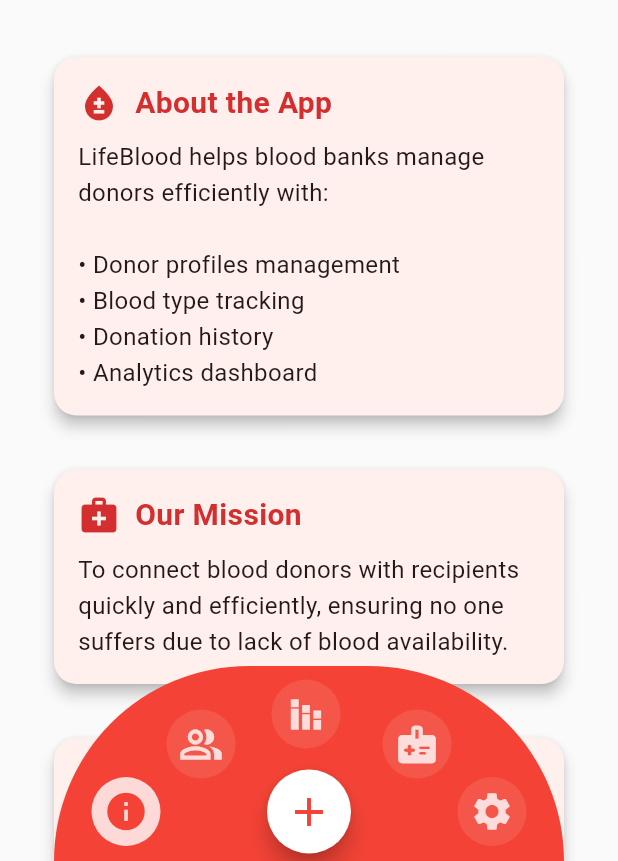
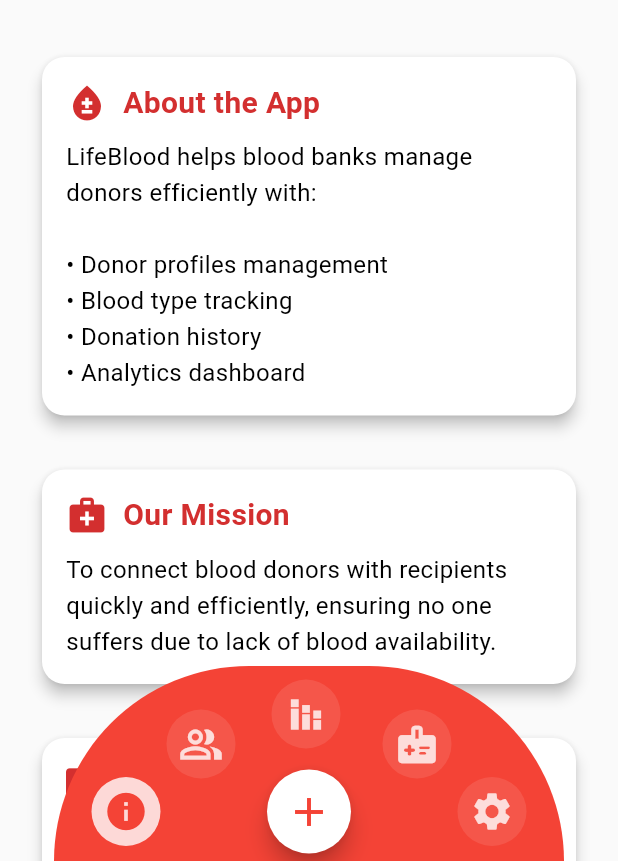
Before and after one commit to Ehsan2022/blood-tracker, a Flutter app: the screen it shows after launch, after a tap on the "info" icon, on a phone screen of 412 x 824 dp, the part 375-1236 px from its top. Run offline on Flutter 3.47's test engine with Material 3 defaults, Android fonts, the phone set to English and light mode, and no system bars; our stand-ins replace device_preview, liquid_pull_to_refresh, share_plus, shared_preferences; generated files the repository leaves out were written again; network calls fail.

Commit message:
pages updatedted and dark mode added

```diff
--- a/front/lib/app_theme.dart
+++ b/front/lib/app_theme.dart
@@ -1,12 +1,14 @@
 import 'package:flutter/material.dart';
 
-final appTheme = ThemeData(
-  colorScheme: ColorScheme.fromSeed(
-    seedColor: Colors.red,
+final ThemeData lightTheme = ThemeData(
+  colorScheme: ColorScheme.light(
     primary: Colors.red.shade700,
     secondary: Colors.red.shade400,
+    background: Colors.grey.shade50,
   ),
   useMaterial3: true,
+  brightness: Brightness.light,
+  scaffoldBackgroundColor: Colors.grey.shade50,
   appBarTheme: AppBarTheme(
     centerTitle: true,
     elevation: 0,
@@ -19,6 +21,7 @@ final appTheme = ThemeData(
   ),
   cardTheme: CardTheme(
     elevation: 2,
+    color: Colors.white,
     shape: RoundedRectangleBorder(
       borderRadius: BorderRadius.circular(12),
     ),
@@ -33,51 +36,50 @@ final appTheme = ThemeData(
     fillColor: Colors.grey.withOpacity(0.1),
     contentPadding: const EdgeInsets.symmetric(horizontal: 16, vertical: 14),
   ),
+  dividerTheme: DividerThemeData(
+    color: Colors.grey.shade300,
+    thickness: 1,
+  ),
 );
 
-// Text styles
-class AppTextStyles {
-  static const headlineLarge = TextStyle(
-    fontSize: 28,
+final ThemeData darkTheme = ThemeData(
+  colorScheme: ColorScheme.dark(
+    primary: Colors.red.shade700,
+    secondary: Colors.red.shade400,
+    background: Colors.grey.shade900,
+  ),
+  useMaterial3: true,
+  brightness: Brightness.dark,
+  scaffoldBackgroundColor: Colors.grey.shade900,
+  appBarTheme: AppBarTheme(
+    centerTitle: true,
+    elevation: 0,
+    titleTextStyle: TextStyle(
+      fontSize: 20,
       fontWeight: FontWeight.bold,
-    color: Colors.black87,
-  );
-
-  static const headlineMedium = TextStyle(
-    fontSize: 22,
-    fontWeight: FontWeight.w600,
-    color: Colors.black87,
-  );
-
-  static const bodyLarge = TextStyle(
-    fontSize: 16,
-    color: Colors.black87,
-  );
-
-  static const bodyMedium = TextStyle(
-    fontSize: 14,
-    color: Colors.black54,
-  );
-}
-
-// Custom card widget
-class ModernCard extends StatelessWidget {
-  final Widget child;
-  final EdgeInsets? padding;
-
-  const ModernCard({super.key, required this.child, this.padding});
-
-  @override
-  Widget build(BuildContext context) {
-    return Card(
+      color: Colors.grey.shade50,
+    ),
+    iconTheme: IconThemeData(color: Colors.grey.shade50),
+  ),
+  cardTheme: CardTheme(
     elevation: 2,
+    color: Colors.grey.shade800,
     shape: RoundedRectangleBorder(
       borderRadius: BorderRadius.circular(12),
     ),
-      child: Padding(
-        padding: padding ?? const EdgeInsets.all(16),
-        child: child,
+    margin: const EdgeInsets.all(8),
+  ),
+  inputDecorationTheme: InputDecorationTheme(
+    border: OutlineInputBorder(
+      borderRadius: BorderRadius.circular(8),
+      borderSide: BorderSide.none,
+    ),
+    filled: true,
+    fillColor: Colors.grey.withOpacity(0.2),
+    contentPadding: const EdgeInsets.symmetric(horizontal: 16, vertical: 14),
+  ),
+  dividerTheme: DividerThemeData(
+    color: Colors.grey.shade700,
+    thickness: 1,
   ),
 );
-  }
-}
--- a/front/lib/main.dart
+++ b/front/lib/main.dart
@@ -1,6 +1,6 @@
+import 'package:flutter/material.dart';
 import 'package:device_preview/device_preview.dart';
 import 'package:flutter/foundation.dart';
-import 'package:flutter/material.dart';
 import 'package:flutter_localizations/flutter_localizations.dart';
 import 'package:life_blood_donor/locale_provider.dart';
 import 'package:life_blood_donor/screens/about.dart';
@@ -9,6 +9,7 @@ import 'package:life_blood_donor/screens/donor_info.dart';
 import 'package:life_blood_donor/screens/donor_list.dart';
 import 'package:life_blood_donor/screens/settings.dart';
 import 'package:life_blood_donor/screens/stats.dart';
+import 'package:life_blood_donor/theme_provider.dart';
 import 'package:flutter_gen/gen_l10n/app_localizations.dart';
 import 'package:provider/provider.dart';
 import 'app_theme.dart';
@@ -17,13 +18,20 @@ void main() async {
   WidgetsFlutterBinding.ensureInitialized();
 
   final localeProvider = LocaleProvider();
-  await localeProvider.loadLocale();
+  final themeProvider = ThemeProvider();
+  await Future.wait([
+    localeProvider.loadLocale(),
+    themeProvider.loadTheme(),
+  ]);
 
   runApp(
     DevicePreview(
       enabled: !kReleaseMode,
-      builder: (context) => ChangeNotifierProvider(
-        create: (context) => localeProvider,
+      builder: (context) => MultiProvider(
+        providers: [
+          ChangeNotifierProvider(create: (_) => localeProvider),
+          ChangeNotifierProvider(create: (_) => themeProvider),
+        ],
         child: const LifeBloodApp(),
       ),
     ),
@@ -34,13 +42,14 @@ class LifeBloodApp extends StatelessWidget {
   const LifeBloodApp({super.key});
 
   @override
- Widget build(BuildContext context) {
-    return Consumer<LocaleProvider>(
-      builder: (context, localeProvider, child) {
+  Widget build(BuildContext context) {
+    return Consumer2<LocaleProvider, ThemeProvider>(
+      builder: (context, localeProvider, themeProvider, child) {
         return MaterialApp(
-          // locale: DevicePreview.locale(context) ?? localeProvider.locale,
-          // locale: Locale('fa'),
           locale: localeProvider.locale,
+          theme: lightTheme,
+          darkTheme: darkTheme,
+          themeMode: themeProvider.themeMode,
           localizationsDelegates: const [
             AppLocalizations.delegate,
             GlobalMaterialLocalizations.delegate,
@@ -48,17 +57,7 @@ class LifeBloodApp extends StatelessWidget {
             GlobalCupertinoLocalizations.delegate,
           ],
           supportedLocales: AppLocalizations.supportedLocales,
-
           title: 'LifeBlood',
-          theme: appTheme.copyWith(
-            cardTheme: appTheme.cardTheme.copyWith(
-              elevation: 4,
-              margin: const EdgeInsets.symmetric(horizontal: 16, vertical: 8),
-              shape: RoundedRectangleBorder(
-                borderRadius: BorderRadius.circular(16),
-              ),
-            ),
-          ),
           debugShowCheckedModeBanner: false,
           home: const MainNavigationWrapper(),
         );
--- a/front/lib/screens/about.dart
+++ b/front/lib/screens/about.dart
@@ -29,7 +29,7 @@ class AboutScreen extends StatelessWidget {
               tag: 'app-logo',
               child: CircleAvatar(
                 radius: 60,
-                backgroundColor: Colors.red.shade50,
+                backgroundColor: Theme.of(context).colorScheme.primary.withOpacity(0.1),
                 child: const Icon(Icons.bloodtype, size: 60, color: Colors.red),
               ),
             ),
--- a/front/lib/screens/donor_info.dart
+++ b/front/lib/screens/donor_info.dart
@@ -29,7 +29,7 @@ class DonorInfoScreen extends StatelessWidget {
               tag: 'donor-info-icon',
               child: CircleAvatar(
                 radius: 60,
-                backgroundColor: Colors.red.shade50,
+                backgroundColor: Theme.of(context).colorScheme.primary.withOpacity(0.1),
                 child: const Icon(Icons.health_and_safety, size: 60, color: Colors.red),
               ),
             ),
--- a/front/lib/screens/settings.dart
+++ b/front/lib/screens/settings.dart
@@ -1,27 +1,22 @@
 import 'package:flutter/material.dart';
 import 'package:flutter/services.dart';
 import 'package:life_blood_donor/locale_provider.dart';
+import 'package:life_blood_donor/theme_provider.dart';
 import 'package:flutter_gen/gen_l10n/app_localizations.dart';
 import 'package:provider/provider.dart';
-import 'package:share_plus/share_plus.dart' show Share;
-class SettingsScreen extends StatefulWidget {
+import 'package:share_plus/share_plus.dart';
+
+class SettingsScreen extends StatelessWidget {
   const SettingsScreen({super.key});
 
   @override
-  State<SettingsScreen> createState() => _SettingsScreenState();
-}
-
-class _SettingsScreenState extends State<SettingsScreen> {
-  bool _isDarkMode = false;
-
-  @override
   Widget build(BuildContext context) {
-    final localeProvider = Provider.of<LocaleProvider>(context, listen: true);
+    final themeProvider = Provider.of<ThemeProvider>(context, listen: false);
+    final localeProvider = Provider.of<LocaleProvider>(context);
     final localizations = AppLocalizations.of(context)!;
     final isEnglish = localeProvider.locale.languageCode == 'en';
 
     return Scaffold(
-      backgroundColor: Colors.grey.shade50,
       appBar: AppBar(
         title: Text(localizations.settings),
         flexibleSpace: Container(
@@ -37,18 +32,17 @@ class _SettingsScreenState extends State<SettingsScreen> {
       body: SingleChildScrollView(
         child: Column(
           children: [
-            // Added Hero icon section
             Padding(
-              padding: const EdgeInsets.only(top: 20),
+              padding: const EdgeInsets.only(top: 20.0),
               child: Hero(
                 tag: 'settings-icon',
                 child: CircleAvatar(
                   radius: 60,
-                  backgroundColor: Colors.red.shade50,
+                  backgroundColor: Theme.of(context).colorScheme.primary.withOpacity(0.1),
                   child: Icon(
                     Icons.settings,
                     size: 60,
-                    color: Colors.red,
+                    color: Theme.of(context).colorScheme.primary,
                   ),
                 ),
               ),
@@ -56,10 +50,9 @@ class _SettingsScreenState extends State<SettingsScreen> {
             const SizedBox(height: 20),
             Text(
               localizations.settings,
-              style: TextStyle(
-                fontSize: 24,
+              style: Theme.of(context).textTheme.headlineSmall?.copyWith(
+                color: Theme.of(context).colorScheme.primary,
                 fontWeight: FontWeight.bold,
-                color: Colors.red.shade700,
               ),
             ),
             const SizedBox(height: 30),
@@ -68,22 +61,28 @@ class _SettingsScreenState extends State<SettingsScreen> {
               child: Column(
                 children: [
                   _buildSettingItem(
+                    context,
                     icon: Icons.share,
                     title: localizations.shareApp,
                     onTap: () => _shareApp(context),
                   ),
-                  _buildDivider(),
+                  _buildDivider(context),
                   _buildSettingItem(
+                    context,
                     icon: Icons.brightness_6,
                     title: localizations.darkMode,
                     trailing: Switch(
-                      value: _isDarkMode,
-                      onChanged: (value) => setState(() => _isDarkMode = value),
-                      activeColor: Colors.red,
+                      value: themeProvider.themeMode == ThemeMode.dark,
+                      onChanged: (value) {
+                        themeProvider.setTheme(
+                          value ? ThemeMode.dark : ThemeMode.light);
+                      },
+                      activeColor: Theme.of(context).colorScheme.primary,
                     ),
                   ),
-                  _buildDivider(),
+                  _buildDivider(context),
                   _buildSettingItem(
+                    context,
                     icon: Icons.language,
                     title: localizations.language,
                     trailing: Switch(
@@ -91,18 +90,18 @@ class _SettingsScreenState extends State<SettingsScreen> {
                       onChanged: (value) async {
                         await localeProvider.toggleLanguage();
                       },
-                      activeColor: Colors.red,
+                      activeColor: Theme.of(context).colorScheme.primary,
                     ),
                     subtitle: Text(
                       isEnglish ? 'English' : 'فارسی',
-                      style: TextStyle(
-                        color: Colors.grey.shade600,
-                        fontSize: 14,
+                      style: Theme.of(context).textTheme.bodySmall?.copyWith(
+                        color: Theme.of(context).textTheme.bodySmall?.color?.withOpacity(0.7),
                       ),
                     ),
                   ),
-                  _buildDivider(),
+                  _buildDivider(context),
                   _buildSettingItem(
+                    context,
                     icon: Icons.exit_to_app,
                     title: localizations.exitApp,
                     onTap: () => _exitApp(context),
@@ -117,8 +116,8 @@ class _SettingsScreenState extends State<SettingsScreen> {
     );
   }
 
-  // Rest of your existing methods (_buildSettingItem, _buildDivider, etc.) remain the same
-  Widget _buildSettingItem({
+  Widget _buildSettingItem(
+    BuildContext context, {
     required IconData icon,
     required String title,
     Widget? trailing,
@@ -126,14 +125,10 @@ class _SettingsScreenState extends State<SettingsScreen> {
     Widget? subtitle,
   }) {
     return ListTile(
-      leading: Icon(icon, color: Colors.red.shade700),
+      leading: Icon(icon, color: Theme.of(context).colorScheme.primary),
       title: Text(
         title,
-        style: TextStyle(
-          fontSize: 16,
-          fontWeight: FontWeight.w500,
-          color: Colors.grey.shade800,
-        ),
+        style: Theme.of(context).textTheme.bodyLarge,
       ),
       subtitle: subtitle,
       trailing: trailing,
@@ -141,16 +136,15 @@ class _SettingsScreenState extends State<SettingsScreen> {
     );
   }
 
-  Widget _buildDivider() {
+  Widget _buildDivider(BuildContext context) {
     return Divider(
       height: 1,
       thickness: 1,
-      color: Colors.grey.shade300,
+      color: Theme.of(context).dividerColor,
       indent: 16,
       endIndent: 16,
     );
   }
-
 
   Future<void> _shareApp(BuildContext context) async {
     final localizations = AppLocalizations.of(context)!;
@@ -179,7 +173,7 @@ class _SettingsScreenState extends State<SettingsScreen> {
             onPressed: () => SystemNavigator.pop(),
             child: Text(
               localizations.exitApp,
-              style: const TextStyle(color: Colors.red),
+              style: TextStyle(color: Theme.of(context).colorScheme.error),
             ),
           ),
         ],
--- /dev/null
+++ b/front/lib/theme_provider.dart
@@ -0,0 +1,44 @@
+import 'package:flutter/material.dart';
+import 'package:shared_preferences/shared_preferences.dart';
+
+class ThemeProvider with ChangeNotifier {
+  static const String _themeKey = 'theme';
+  ThemeMode _themeMode = ThemeMode.system;
+
+  ThemeMode get themeMode => _themeMode;
+
+  ThemeProvider() {
+    loadTheme();
+  }
+
+  Future<void> loadTheme() async {
+    final prefs = await SharedPreferences.getInstance();
+    final theme = prefs.getString(_themeKey);
+
+    if (theme == 'dark') {
+      _themeMode = ThemeMode.dark;
+    } else if (theme == 'light') {
+      _themeMode = ThemeMode.light;
+    } else {
+      _themeMode = ThemeMode.system;
+    }
+    notifyListeners();
+  }
+
+  Future<void> setTheme(ThemeMode mode) async {
+    _themeMode = mode;
+    final prefs = await SharedPreferences.getInstance();
+    await prefs.setString(_themeKey,
+      mode == ThemeMode.dark ? 'dark' :
+      mode == ThemeMode.light ? 'light' : 'system');
+    notifyListeners();
+  }
+
+  Future<void> toggleTheme() async {
+    if (_themeMode == ThemeMode.dark) {
+      setTheme(ThemeMode.light);
+    } else {
+      setTheme(ThemeMode.dark);
+    }
+  }
+}
```
Lines whose indentation alone changed are shown as unchanged.
